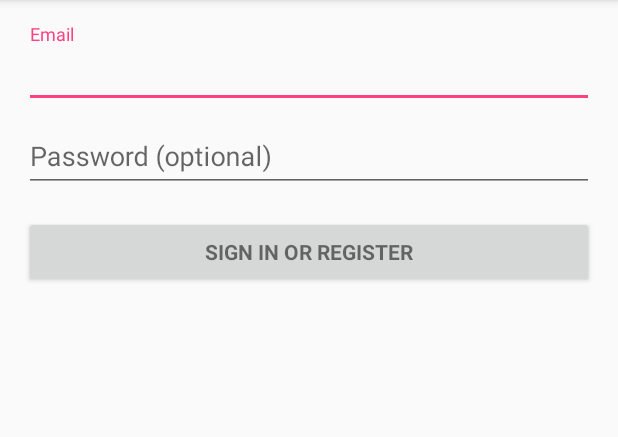
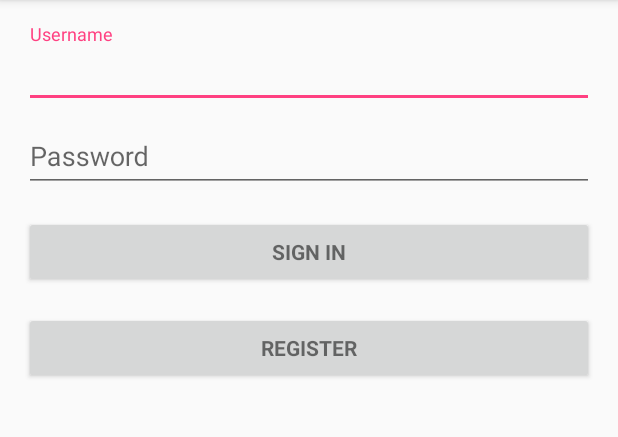
Before and after one commit to vishu160196/VTalk, an Android app: the screen it shows after launch (LoginActivity), on a phone screen of 412 x 824 dp, the part 84-521 px from its top. Run offline under Robolectric (Android 15) with nearby library versions, the phone set to English and light mode, and no system bars.

Commit message:
Create login and register activity

```diff
--- a/app/build.gradle
+++ b/app/build.gradle
@@ -26,5 +26,7 @@ dependencies {
     })
     compile 'com.android.support:appcompat-v7:26.+'
     compile 'com.android.support:design:26.+'
+    compile 'com.squareup.retrofit2:retrofit:2.3.0'
+    compile 'com.squareup.retrofit2:converter-gson:2.3.0'
     testCompile 'junit:junit:4.12'
 }
--- /dev/null
+++ b/app/src/main/java/com/example/vishal/vtalk/Login.java
@@ -0,0 +1,16 @@
+package com.example.vishal.vtalk;
+
+import retrofit2.Call;
+import retrofit2.http.Body;
+import retrofit2.http.POST;
+
+/**
+ * Login interface
+ */
+
+public interface Login {
+    @POST("/login")
+    Call<LoginResponse> loginUser(
+            @Body LoginForm form
+    );
+}
--- a/app/src/main/java/com/example/vishal/vtalk/LoginActivity.java
+++ b/app/src/main/java/com/example/vishal/vtalk/LoginActivity.java
@@ -3,6 +3,7 @@ package com.example.vishal.vtalk;
 import android.animation.Animator;
 import android.animation.AnimatorListenerAdapter;
 import android.annotation.TargetApi;
+import android.content.Intent;
 import android.content.pm.PackageManager;
 import android.support.annotation.NonNull;
 import android.support.design.widget.Snackbar;
@@ -28,47 +29,49 @@ import android.widget.AutoCompleteTextView;
 import android.widget.Button;
 import android.widget.EditText;
 import android.widget.TextView;
+import android.widget.Toast;
 
 import java.util.ArrayList;
 import java.util.List;
+
+import retrofit2.Call;
+import retrofit2.Callback;
+import retrofit2.Response;
+import retrofit2.Retrofit;
+import retrofit2.converter.gson.GsonConverterFactory;
 
 import static android.Manifest.permission.READ_CONTACTS;
 
 /**
  * A login screen that offers login via email/password.
  */
-public class LoginActivity extends AppCompatActivity implements LoaderCallbacks<Cursor> {
+public class LoginActivity extends AppCompatActivity{
 
-    /**
-     * Id to identity READ_CONTACTS permission request.
-     */
-    private static final int REQUEST_READ_CONTACTS = 0;
 
-    /**
-     * A dummy authentication store containing known user names and passwords.
-     * TODO: remove after connecting to a real authentication system.
-     */
-    private static final String[] DUMMY_CREDENTIALS = new String[]{
-            "foo@example.com:hello", "bar@example.com:world"
-    };
     /**
      * Keep track of the login task to ensure we can cancel it if requested.
      */
     private UserLoginTask mAuthTask = null;
 
     // UI references.
-    private AutoCompleteTextView mEmailView;
+    private EditText mEmailView;
     private EditText mPasswordView;
     private View mProgressView;
     private View mLoginFormView;
+    private EditText mRegisterName;
+    private EditText mRegisterUsername;
+    private EditText mRegisterPassword;
+    private EditText mRegisterEmail;
+    final private String BASE_URL = "http://vishal-Latitude-E5420/";
+
 
     @Override
     protected void onCreate(Bundle savedInstanceState) {
         super.onCreate(savedInstanceState);
         setContentView(R.layout.activity_login);
         // Set up the login form.
-        mEmailView = (AutoCompleteTextView) findViewById(R.id.email);
-        populateAutoComplete();
+        mEmailView = (EditText) findViewById(R.id.email);
+        //populateAutoComplete();
 
         mPasswordView = (EditText) findViewById(R.id.password);
         mPasswordView.setOnEditorActionListener(new TextView.OnEditorActionListener() {
@@ -90,51 +93,56 @@ public class LoginActivity extends AppCompatActivity implements LoaderCallbacks<
             }
         });
 
+        mRegisterEmail=(EditText) findViewById(R.id.register_email);
+        mRegisterName=(EditText) findViewById(R.id.register_name);
+        mRegisterUsername=(EditText) findViewById(R.id.register_username);
+        mRegisterPassword=(EditText) findViewById(R.id.register_password);
+
+        Button mRegisterButton = (Button) findViewById(R.id.email_register_button);
+        mRegisterButton.setOnClickListener(new OnClickListener() {
+            @Override
+            public void onClick(View view) {
+                registerNewUser();
+            }
+        });
+
         mLoginFormView = findViewById(R.id.login_form);
         mProgressView = findViewById(R.id.login_progress);
     }
 
-    private void populateAutoComplete() {
-        if (!mayRequestContacts()) {
-            return;
-        }
+    private void registerNewUser() {
+        // set request options for all requests
+        Retrofit.Builder builder =
+                new Retrofit.Builder()
+                        .baseUrl(BASE_URL)
+                        .addConverterFactory(
+                                GsonConverterFactory.create()
+                        );
 
-        getLoaderManager().initLoader(0, null, this);
-    }
+        // create retrofit adapter
+        Retrofit retrofit =
+                builder
+                        .build();
 
-    private boolean mayRequestContacts() {
-        if (Build.VERSION.SDK_INT < Build.VERSION_CODES.M) {
-            return true;
-        }
-        if (checkSelfPermission(READ_CONTACTS) == PackageManager.PERMISSION_GRANTED) {
-            return true;
-        }
-        if (shouldShowRequestPermissionRationale(READ_CONTACTS)) {
-            Snackbar.make(mEmailView, R.string.permission_rationale, Snackbar.LENGTH_INDEFINITE)
-                    .setAction(android.R.string.ok, new View.OnClickListener() {
-                        @Override
-                        @TargetApi(Build.VERSION_CODES.M)
-                        public void onClick(View v) {
-                            requestPermissions(new String[]{READ_CONTACTS}, REQUEST_READ_CONTACTS);
-                        }
-                    });
-        } else {
-            requestPermissions(new String[]{READ_CONTACTS}, REQUEST_READ_CONTACTS);
-        }
-        return false;
-    }
+        Register signUpClient = retrofit.create(Register.class);
 
-    /**
-     * Callback received when a permissions request has been completed.
-     */
-    @Override
-    public void onRequestPermissionsResult(int requestCode, @NonNull String[] permissions,
-                                           @NonNull int[] grantResults) {
-        if (requestCode == REQUEST_READ_CONTACTS) {
-            if (grantResults.length == 1 && grantResults[0] == PackageManager.PERMISSION_GRANTED) {
-                populateAutoComplete();
+        Call<RegisterResponse> call = signUpClient.registerNewUser(new RegistrationForm(mRegisterName.getText().toString(), mRegisterEmail.getText().toString(), mRegisterUsername.getText().toString(), mRegisterPassword.getText().toString()));
+        call.enqueue(new Callback<RegisterResponse>() {
+            @Override
+            public void onResponse(Call<RegisterResponse> call, Response<RegisterResponse> response) {
+                if(response.code()==200){
+                    Toast.makeText(getApplicationContext(), response.body().getMessage(), Toast.LENGTH_LONG).show();
+                }
+                else if(response.code()==500){
+                    Toast.makeText(getApplicationContext(), getString(R.string.internal_server_error), Toast.LENGTH_LONG).show();
+                }
             }
-        }
+
+            @Override
+            public void onFailure(Call<RegisterResponse> call, Throwable t) {
+                Toast.makeText(getApplicationContext(), getString(R.string.network_error), Toast.LENGTH_LONG).show();
+            }
+        });
     }
 
 
@@ -171,10 +179,6 @@ public class LoginActivity extends AppCompatActivity implements LoaderCallbacks<
             mEmailView.setError(getString(R.string.error_field_required));
             focusView = mEmailView;
             cancel = true;
-        } else if (!isEmailValid(email)) {
-            mEmailView.setError(getString(R.string.error_invalid_email));
-            focusView = mEmailView;
-            cancel = true;
         }
 
         if (cancel) {
@@ -190,14 +194,10 @@ public class LoginActivity extends AppCompatActivity implements LoaderCallbacks<
         }
     }
 
-    private boolean isEmailValid(String email) {
-        //TODO: Replace this with your own logic
-        return email.contains("@");
-    }
 
     private boolean isPasswordValid(String password) {
         //TODO: Replace this with your own logic
-        return password.length() > 4;
+        return password.length() > 8;
     }
 
     /**
@@ -236,59 +236,7 @@ public class LoginActivity extends AppCompatActivity implements LoaderCallbacks<
         }
     }
 
-    @Override
-    public Loader<Cursor> onCreateLoader(int i, Bundle bundle) {
-        return new CursorLoader(this,
-                // Retrieve data rows for the device user's 'profile' contact.
-                Uri.withAppendedPath(ContactsContract.Profile.CONTENT_URI,
-                        ContactsContract.Contacts.Data.CONTENT_DIRECTORY), ProfileQuery.PROJECTION,
 
-                // Select only email addresses.
-                ContactsContract.Contacts.Data.MIMETYPE +
-                        " = ?", new String[]{ContactsContract.CommonDataKinds.Email
-                .CONTENT_ITEM_TYPE},
-
-                // Show primary email addresses first. Note that there won't be
-                // a primary email address if the user hasn't specified one.
-                ContactsContract.Contacts.Data.IS_PRIMARY + " DESC");
-    }
-
-    @Override
-    public void onLoadFinished(Loader<Cursor> cursorLoader, Cursor cursor) {
-        List<String> emails = new ArrayList<>();
-        cursor.moveToFirst();
-        while (!cursor.isAfterLast()) {
-            emails.add(cursor.getString(ProfileQuery.ADDRESS));
-            cursor.moveToNext();
-        }
-
-        addEmailsToAutoComplete(emails);
-    }
-
-    @Override
-    public void onLoaderReset(Loader<Cursor> cursorLoader) {
-
-    }
-
-    private void addEmailsToAutoComplete(List<String> emailAddressCollection) {
-        //Create adapter to tell the AutoCompleteTextView what to show in its dropdown list.
-        ArrayAdapter<String> adapter =
-                new ArrayAdapter<>(LoginActivity.this,
-                        android.R.layout.simple_dropdown_item_1line, emailAddressCollection);
-
-        mEmailView.setAdapter(adapter);
-    }
-
-
-    private interface ProfileQuery {
-        String[] PROJECTION = {
-                ContactsContract.CommonDataKinds.Email.ADDRESS,
-                ContactsContract.CommonDataKinds.Email.IS_PRIMARY,
-        };
-
-        int ADDRESS = 0;
-        int IS_PRIMARY = 1;
-    }
 
     /**
      * Represents an asynchronous login/registration task used to authenticate
@@ -306,24 +254,48 @@ public class LoginActivity extends AppCompatActivity implements LoaderCallbacks<
 
         @Override
         protected Boolean doInBackground(Void... params) {
-            // TODO: attempt authentication against a network service.
+            // attempt authentication against a network service.
 
-            try {
-                // Simulate network access.
-                Thread.sleep(2000);
-            } catch (InterruptedException e) {
-                return false;
-            }
 
-            for (String credential : DUMMY_CREDENTIALS) {
-                String[] pieces = credential.split(":");
-                if (pieces[0].equals(mEmail)) {
-                    // Account exists, return true if the password matches.
-                    return pieces[1].equals(mPassword);
+            // set request options for all requests
+            Retrofit.Builder builder =
+                    new Retrofit.Builder()
+                            .baseUrl(BASE_URL)
+                            .addConverterFactory(
+                                    GsonConverterFactory.create()
+                            );
+
+            // create retrofit adapter
+            Retrofit retrofit =
+                    builder
+                            .build();
+
+            Login signUpClient = retrofit.create(Login.class);
+
+            Call<LoginResponse> call = signUpClient.loginUser(new LoginForm(mEmail, mPassword));
+            call.enqueue(new Callback<LoginResponse>() {
+                @Override
+                public void onResponse(Call<LoginResponse> call, Response<LoginResponse> response) {
+                    if(response.body().getId()!=null){
+                        // start LoginActivity
+                        Intent main = new Intent(getApplicationContext(), MainActivity.class);
+                        main.setFlags(Intent.FLAG_ACTIVITY_CLEAR_TOP);
+                        //Toast.makeText(getApplicationContext(), getString(R.string.login_to_continue), Toast.LENGTH_LONG).show();
+                        startActivity(main);
+                    }
+                    else{
+                        if(response.code()!=500)
+                            Toast.makeText(getApplicationContext(), response.body().getMessage(), Toast.LENGTH_LONG).show();
+                        else
+                            Toast.makeText(getApplicationContext(), getString(R.string.internal_server_error), Toast.LENGTH_LONG).show();
+                    }
                 }
-            }
 
-            // TODO: register the new account here.
+                @Override
+                public void onFailure(Call<LoginResponse> call, Throwable t) {
+                    Toast.makeText(getApplicationContext(), getString(R.string.network_error), Toast.LENGTH_LONG).show();
+                }
+            });
             return true;
         }
 
@@ -332,12 +304,7 @@ public class LoginActivity extends AppCompatActivity implements LoaderCallbacks<
             mAuthTask = null;
             showProgress(false);
 
-            if (success) {
-                finish();
-            } else {
-                mPasswordView.setError(getString(R.string.error_incorrect_password));
-                mPasswordView.requestFocus();
-            }
+
         }
 
         @Override
--- /dev/null
+++ b/app/src/main/java/com/example/vishal/vtalk/Register.java
@@ -0,0 +1,16 @@
+package com.example.vishal.vtalk;
+
+import retrofit2.Call;
+import retrofit2.http.Body;
+import retrofit2.http.POST;
+
+/**
+ * Register interface
+ */
+
+interface Register {
+    @POST("/create-user")
+    Call<RegisterResponse> registerNewUser(
+            @Body RegistrationForm form
+    );
+}
--- a/app/src/main/res/layout/activity_login.xml
+++ b/app/src/main/res/layout/activity_login.xml
@@ -34,12 +34,12 @@
                 android:layout_width="match_parent"
                 android:layout_height="wrap_content">
 
-                <AutoCompleteTextView
+                <EditText
                     android:id="@+id/email"
                     android:layout_width="match_parent"
                     android:layout_height="wrap_content"
                     android:hint="@string/prompt_email"
-                    android:inputType="textEmailAddress"
+                    android:inputType="text"
                     android:maxLines="1"
                     android:singleLine="true" />
 
@@ -71,6 +71,83 @@
                 android:layout_marginTop="16dp"
                 android:text="@string/action_sign_in"
                 android:textStyle="bold" />
+            <Button
+                android:id="@+id/email_register_button"
+                style="?android:textAppearanceSmall"
+                android:layout_width="match_parent"
+                android:layout_height="wrap_content"
+                android:layout_marginTop="16dp"
+                android:text="@string/action_register"
+                android:textStyle="bold" />
+
+            <LinearLayout
+                android:layout_width="match_parent"
+                android:layout_height="wrap_content"
+                android:orientation="vertical"
+                android:id="@+id/registration_form"
+                android:visibility="gone">
+
+                <android.support.design.widget.TextInputLayout
+                    android:layout_width="match_parent"
+                    android:layout_height="wrap_content">
+
+                    <EditText
+                        android:id="@+id/register_name"
+                        android:layout_width="match_parent"
+                        android:layout_height="wrap_content"
+                        android:hint="@string/prompt_name"
+                        android:inputType="text"
+                        android:maxLines="1"
+                        android:singleLine="true" />
+
+                </android.support.design.widget.TextInputLayout>
+
+                <android.support.design.widget.TextInputLayout
+                    android:layout_width="match_parent"
+                    android:layout_height="wrap_content">
+
+                    <EditText
+                        android:id="@+id/register_username"
+                        android:layout_width="match_parent"
+                        android:layout_height="wrap_content"
+                        android:hint="@string/prompt_username"
+                        android:inputType="text"
+                        android:maxLines="1"
+                        android:singleLine="true" />
+
+                </android.support.design.widget.TextInputLayout>
+
+                <android.support.design.widget.TextInputLayout
+                    android:layout_width="match_parent"
+                    android:layout_height="wrap_content">
+
+                    <EditText
+                        android:id="@+id/register_password"
+                        android:layout_width="match_parent"
+                        android:layout_height="wrap_content"
+                        android:hint="@string/prompt_password"
+                        android:inputType="text"
+                        android:maxLines="1"
+                        android:singleLine="true" />
+
+                </android.support.design.widget.TextInputLayout>
+
+                <android.support.design.widget.TextInputLayout
+                    android:layout_width="match_parent"
+                    android:layout_height="wrap_content">
+
+                    <EditText
+                        android:id="@+id/register_email"
+                        android:layout_width="match_parent"
+                        android:layout_height="wrap_content"
+                        android:hint="@string/prompt_register_email"
+                        android:inputType="textEmailAddress"
+                        android:maxLines="1"
+                        android:singleLine="true" />
+
+                </android.support.design.widget.TextInputLayout>
+
+            </LinearLayout>
 
         </LinearLayout>
     </ScrollView>
--- a/app/src/main/res/values/strings.xml
+++ b/app/src/main/res/values/strings.xml
@@ -2,9 +2,10 @@
     <string name="app_name">VTalk</string>
 
     <!-- Strings related to login -->
-    <string name="prompt_email">Email</string>
-    <string name="prompt_password">Password (optional)</string>
-    <string name="action_sign_in">Sign in or register</string>
+    <string name="prompt_email">Username</string>
+    <string name="prompt_password">Password</string>
+    <string name="action_sign_in">Sign in</string>
+    <string name="action_register">Register</string>
     <string name="action_sign_in_short">Sign in</string>
     <string name="error_invalid_email">This email address is invalid</string>
     <string name="error_invalid_password">This password is too short</string>
@@ -13,4 +14,9 @@
     <string name="permission_rationale">"Contacts permissions are needed for providing email
         completions."
     </string>
+    <string name="network_error">Please check your internet connection</string>
+    <string name="prompt_name">Name</string>
+    <string name="prompt_username">Select username</string>
+    <string name="prompt_register_email">Email</string>
+    <string name="internal_server_error">Something seems wrong please try again later</string>
 </resources>
--- a/build.gradle
+++ b/build.gradle
@@ -6,6 +6,7 @@ buildscript {
     }
     dependencies {
         classpath 'com.android.tools.build:gradle:2.3.3'
+
 
         // NOTE: Do not place your application dependencies here; they belong
         // in the individual module build.gradle files
```
Also changed, not shown: app/src/main/java/com/example/vishal/vtalk/LoginForm.java (added, +15 -0 lines), app/src/main/java/com/example/vishal/vtalk/LoginResponse.java (added, +23 -0 lines), app/src/main/java/com/example/vishal/vtalk/RegisterResponse.java (added, +13 -0 lines), app/src/main/java/com/example/vishal/vtalk/RegistrationForm.java (added, +19 -0 lines), 1 other file.
